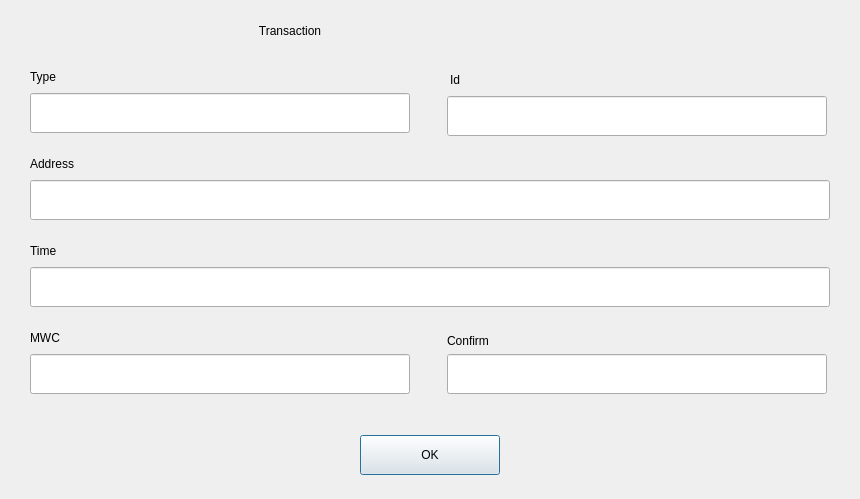
This is dialogs/showtransactiondlg.ui in 0xkobe/mwc-wallet as Qt 5 draws it before an edit. The edited form follows.
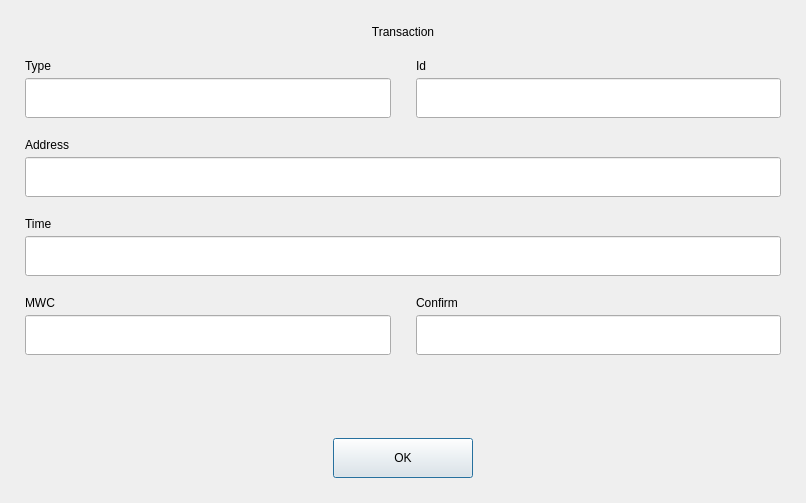
This is the edited form. Custom widgets are drawn as their Qt base class.

The edit to the form file:
```diff
--- a/dialogs/showtransactiondlg.ui
+++ b/dialogs/showtransactiondlg.ui
@@ -6,22 +6,31 @@
    <rect>
     <x>0</x>
     <y>0</y>
-    <width>860</width>
-    <height>499</height>
+    <width>806</width>
+    <height>503</height>
    </rect>
   </property>
   <property name="windowTitle">
    <string>Dialog</string>
   </property>
+  <layout class="QVBoxLayout" name="verticalLayout_7">
+   <property name="spacing">
+    <number>20</number>
+   </property>
+   <property name="leftMargin">
+    <number>25</number>
+   </property>
+   <property name="topMargin">
+    <number>25</number>
+   </property>
+   <property name="rightMargin">
+    <number>25</number>
+   </property>
+   <property name="bottomMargin">
+    <number>25</number>
+   </property>
+   <item>
   <widget class="control::MwcLabelLarge" name="titleLabel">
-   <property name="geometry">
-    <rect>
-     <x>90</x>
-     <y>18</y>
-     <width>400</width>
-     <height>25</height>
-    </rect>
-   </property>
    <property name="text">
     <string>Transaction</string>
    </property>
@@ -29,40 +38,19 @@
     <set>Qt::AlignCenter</set>
    </property>
   </widget>
-  <widget class="control::MwcLabelSmall" name="label_5">
-   <property name="geometry">
-    <rect>
-     <x>450</x>
-     <y>72</y>
-     <width>196</width>
-     <height>16</height>
-    </rect>
-   </property>
-   <property name="sizePolicy">
-    <sizepolicy hsizetype="Fixed" vsizetype="Preferred">
-     <horstretch>0</horstretch>
-     <verstretch>0</verstretch>
-    </sizepolicy>
-   </property>
-   <property name="maximumSize">
-    <size>
-     <width>16777215</width>
-     <height>22</height>
-    </size>
-   </property>
-   <property name="text">
-    <string>Id</string>
-   </property>
-  </widget>
+   </item>
+   <item>
+    <layout class="QHBoxLayout" name="horizontalLayout">
+     <property name="spacing">
+      <number>25</number>
+     </property>
+     <item>
+      <layout class="QVBoxLayout" name="verticalLayout_5">
+       <property name="spacing">
+        <number>5</number>
+       </property>
+       <item>
   <widget class="control::MwcLabelSmall" name="label_4">
-   <property name="geometry">
-    <rect>
-     <x>30</x>
-     <y>69</y>
-     <width>121</width>
-     <height>16</height>
-    </rect>
-   </property>
    <property name="sizePolicy">
     <sizepolicy hsizetype="Fixed" vsizetype="Preferred">
      <horstretch>0</horstretch>
@@ -79,46 +67,9 @@
     <string>Type</string>
    </property>
   </widget>
-  <widget class="control::MwcPushButtonNormal" name="pushButton">
-   <property name="geometry">
-    <rect>
-     <x>360</x>
-     <y>435</y>
-     <width>140</width>
-     <height>40</height>
-    </rect>
-   </property>
-   <property name="minimumSize">
-    <size>
-     <width>140</width>
-     <height>40</height>
-    </size>
-   </property>
-   <property name="maximumSize">
-    <size>
-     <width>140</width>
-     <height>40</height>
-    </size>
-   </property>
-   <property name="focusPolicy">
-    <enum>Qt::StrongFocus</enum>
-   </property>
-   <property name="text">
-    <string>OK</string>
-   </property>
-   <property name="default">
-    <bool>false</bool>
-   </property>
-  </widget>
+       </item>
+       <item>
   <widget class="control::MwcLineEditNormal" name="type">
-   <property name="geometry">
-    <rect>
-     <x>30</x>
-     <y>93</y>
-     <width>380</width>
-     <height>40</height>
-    </rect>
-   </property>
    <property name="minimumSize">
     <size>
      <width>0</width>
@@ -138,15 +89,35 @@
     <bool>true</bool>
    </property>
   </widget>
+       </item>
+      </layout>
+     </item>
+     <item>
+      <layout class="QVBoxLayout" name="verticalLayout_6">
+       <property name="spacing">
+        <number>5</number>
+       </property>
+       <item>
+        <widget class="control::MwcLabelSmall" name="label_5">
+         <property name="sizePolicy">
+          <sizepolicy hsizetype="Fixed" vsizetype="Preferred">
+           <horstretch>0</horstretch>
+           <verstretch>0</verstretch>
+          </sizepolicy>
+         </property>
+         <property name="maximumSize">
+          <size>
+           <width>16777215</width>
+           <height>22</height>
+          </size>
+         </property>
+         <property name="text">
+          <string>Id</string>
+         </property>
+        </widget>
+       </item>
+       <item>
   <widget class="control::MwcLineEditNormal" name="id">
-   <property name="geometry">
-    <rect>
-     <x>447</x>
-     <y>96</y>
-     <width>380</width>
-     <height>40</height>
-    </rect>
-   </property>
    <property name="minimumSize">
     <size>
      <width>0</width>
@@ -166,43 +137,18 @@
     <bool>true</bool>
    </property>
   </widget>
-  <widget class="control::MwcLineEditNormal" name="address">
-   <property name="geometry">
-    <rect>
-     <x>30</x>
-     <y>180</y>
-     <width>800</width>
-     <height>40</height>
-    </rect>
-   </property>
-   <property name="minimumSize">
-    <size>
-     <width>0</width>
-     <height>40</height>
-    </size>
-   </property>
-   <property name="maximumSize">
-    <size>
-     <width>16777215</width>
-     <height>40</height>
-    </size>
-   </property>
-   <property name="text">
-    <string/>
-   </property>
-   <property name="readOnly">
-    <bool>true</bool>
-   </property>
-  </widget>
+       </item>
+      </layout>
+     </item>
+    </layout>
+   </item>
+   <item>
+    <layout class="QVBoxLayout" name="verticalLayout_4">
+     <property name="spacing">
+      <number>5</number>
+     </property>
+     <item>
   <widget class="control::MwcLabelSmall" name="label_7">
-   <property name="geometry">
-    <rect>
-     <x>30</x>
-     <y>156</y>
-     <width>121</width>
-     <height>16</height>
-    </rect>
-   </property>
    <property name="sizePolicy">
     <sizepolicy hsizetype="Fixed" vsizetype="Preferred">
      <horstretch>0</horstretch>
@@ -219,15 +165,38 @@
     <string>Address</string>
    </property>
   </widget>
+     </item>
+     <item>
+      <widget class="control::MwcLineEditNormal" name="address">
+       <property name="minimumSize">
+        <size>
+         <width>0</width>
+         <height>40</height>
+        </size>
+       </property>
+       <property name="maximumSize">
+        <size>
+         <width>16777215</width>
+         <height>40</height>
+        </size>
+       </property>
+       <property name="text">
+        <string/>
+       </property>
+       <property name="readOnly">
+        <bool>true</bool>
+       </property>
+      </widget>
+     </item>
+    </layout>
+   </item>
+   <item>
+    <layout class="QVBoxLayout" name="verticalLayout_3">
+     <property name="spacing">
+      <number>5</number>
+     </property>
+     <item>
   <widget class="control::MwcLabelSmall" name="label_8">
-   <property name="geometry">
-    <rect>
-     <x>30</x>
-     <y>243</y>
-     <width>121</width>
-     <height>16</height>
-    </rect>
-   </property>
    <property name="sizePolicy">
     <sizepolicy hsizetype="Fixed" vsizetype="Preferred">
      <horstretch>0</horstretch>
@@ -244,15 +213,9 @@
     <string>Time</string>
    </property>
   </widget>
+     </item>
+     <item>
   <widget class="control::MwcLineEditNormal" name="time">
-   <property name="geometry">
-    <rect>
-     <x>30</x>
-     <y>267</y>
-     <width>800</width>
-     <height>40</height>
-    </rect>
-   </property>
    <property name="minimumSize">
     <size>
      <width>0</width>
@@ -272,15 +235,21 @@
     <bool>true</bool>
    </property>
   </widget>
+     </item>
+    </layout>
+   </item>
+   <item>
+    <layout class="QHBoxLayout" name="horizontalLayout_2">
+     <property name="spacing">
+      <number>25</number>
+     </property>
+     <item>
+      <layout class="QVBoxLayout" name="verticalLayout">
+       <property name="spacing">
+        <number>5</number>
+       </property>
+       <item>
   <widget class="control::MwcLabelSmall" name="label_9">
-   <property name="geometry">
-    <rect>
-     <x>30</x>
-     <y>330</y>
-     <width>121</width>
-     <height>16</height>
-    </rect>
-   </property>
    <property name="sizePolicy">
     <sizepolicy hsizetype="Fixed" vsizetype="Preferred">
      <horstretch>0</horstretch>
@@ -297,15 +266,9 @@
     <string>MWC</string>
    </property>
   </widget>
+       </item>
+       <item>
   <widget class="control::MwcLineEditNormal" name="mwc">
-   <property name="geometry">
-    <rect>
-     <x>30</x>
-     <y>354</y>
-     <width>380</width>
-     <height>40</height>
-    </rect>
-   </property>
    <property name="minimumSize">
     <size>
      <width>0</width>
@@ -325,15 +288,16 @@
     <bool>true</bool>
    </property>
   </widget>
+       </item>
+      </layout>
+     </item>
+     <item>
+      <layout class="QVBoxLayout" name="verticalLayout_2">
+       <property name="spacing">
+        <number>5</number>
+       </property>
+       <item>
   <widget class="control::MwcLabelSmall" name="label_10">
-   <property name="geometry">
-    <rect>
-     <x>447</x>
-     <y>333</y>
-     <width>121</width>
-     <height>16</height>
-    </rect>
-   </property>
    <property name="sizePolicy">
     <sizepolicy hsizetype="Fixed" vsizetype="Preferred">
      <horstretch>0</horstretch>
@@ -350,15 +314,9 @@
     <string>Confirm</string>
    </property>
   </widget>
+       </item>
+       <item>
   <widget class="control::MwcLineEditNormal" name="confirm">
-   <property name="geometry">
-    <rect>
-     <x>447</x>
-     <y>354</y>
-     <width>380</width>
-     <height>40</height>
-    </rect>
-   </property>
    <property name="minimumSize">
     <size>
      <width>0</width>
@@ -378,6 +336,80 @@
     <bool>true</bool>
    </property>
   </widget>
+       </item>
+      </layout>
+     </item>
+    </layout>
+   </item>
+   <item>
+    <spacer name="verticalSpacer">
+     <property name="orientation">
+      <enum>Qt::Vertical</enum>
+     </property>
+     <property name="sizeHint" stdset="0">
+      <size>
+       <width>20</width>
+       <height>40</height>
+      </size>
+     </property>
+    </spacer>
+   </item>
+   <item>
+    <layout class="QHBoxLayout" name="horizontalLayout_3">
+     <item>
+      <spacer name="horizontalSpacer">
+       <property name="orientation">
+        <enum>Qt::Horizontal</enum>
+       </property>
+       <property name="sizeHint" stdset="0">
+        <size>
+         <width>40</width>
+         <height>20</height>
+        </size>
+       </property>
+      </spacer>
+     </item>
+     <item>
+      <widget class="control::MwcPushButtonNormal" name="pushButton">
+       <property name="minimumSize">
+        <size>
+         <width>140</width>
+         <height>40</height>
+        </size>
+       </property>
+       <property name="maximumSize">
+        <size>
+         <width>140</width>
+         <height>40</height>
+        </size>
+       </property>
+       <property name="focusPolicy">
+        <enum>Qt::StrongFocus</enum>
+       </property>
+       <property name="text">
+        <string>OK</string>
+       </property>
+       <property name="default">
+        <bool>false</bool>
+       </property>
+      </widget>
+     </item>
+     <item>
+      <spacer name="horizontalSpacer_2">
+       <property name="orientation">
+        <enum>Qt::Horizontal</enum>
+       </property>
+       <property name="sizeHint" stdset="0">
+        <size>
+         <width>40</width>
+         <height>20</height>
+        </size>
+       </property>
+      </spacer>
+     </item>
+    </layout>
+   </item>
+  </layout>
  </widget>
  <customwidgets>
   <customwidget>
```
Lines whose indentation alone changed are shown as unchanged.
